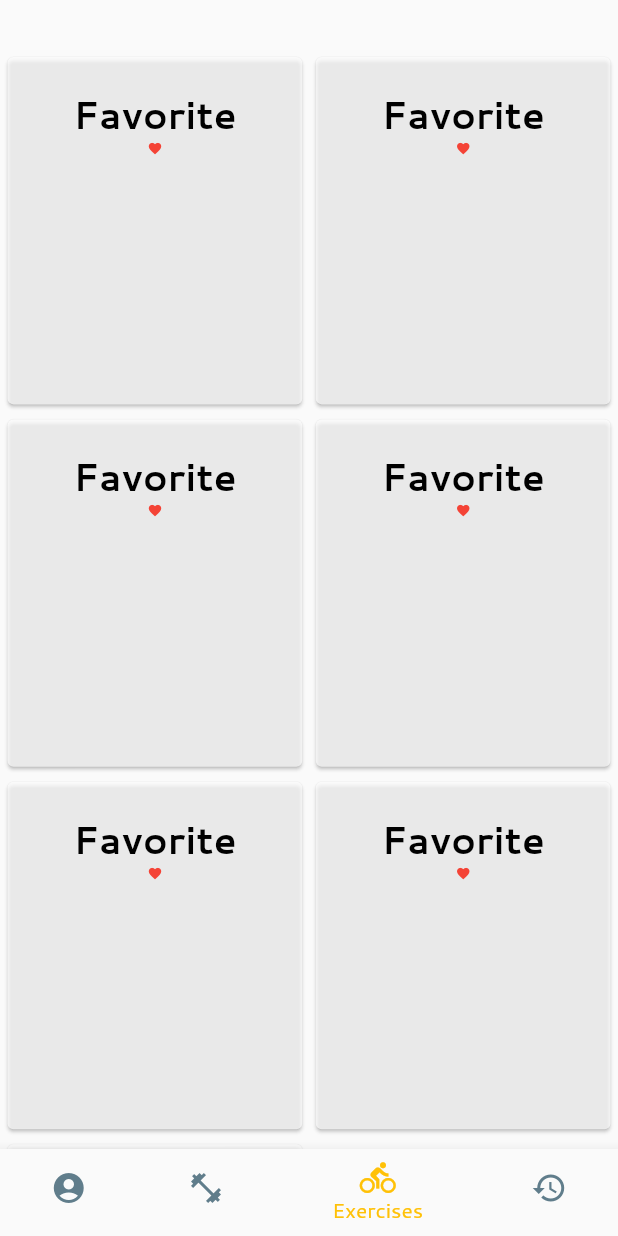
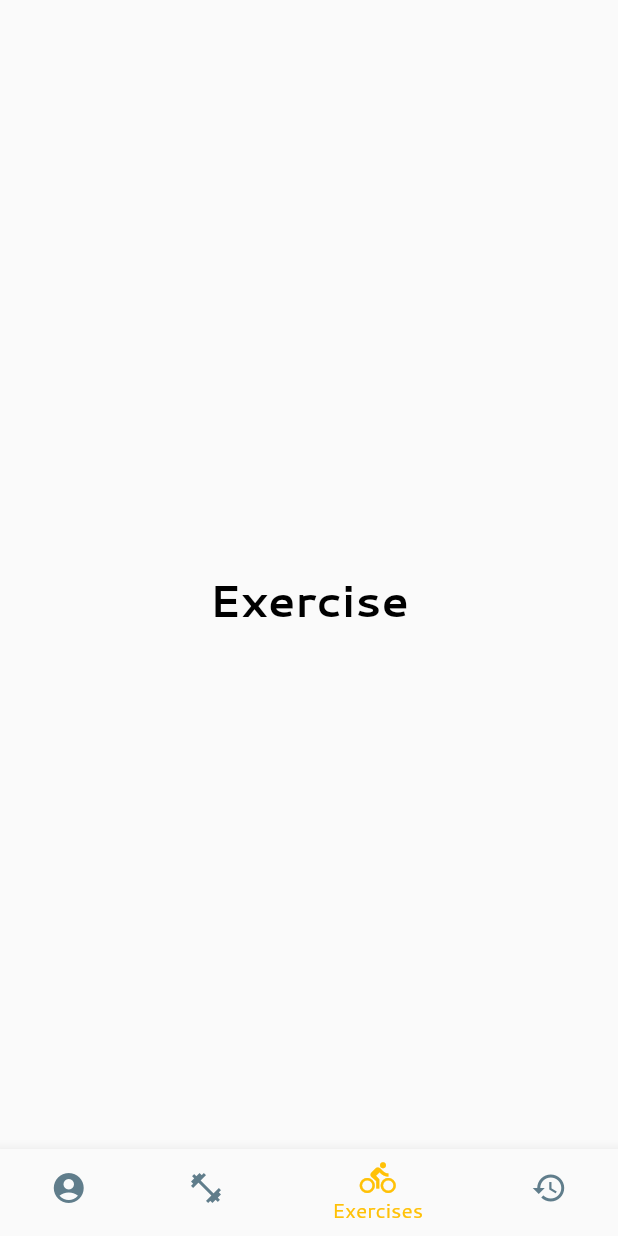
Before and after one commit to tylerreece22/workout-tracking-essentials, a Flutter app: the screen it shows after launch, item 3 of the bottom bar chosen, on a phone screen of 412 x 824 dp. Run offline on Flutter 3.47's test engine with Material 2 defaults, Android fonts, the phone set to English and light mode, and no system bars.

Commit message:
Formatting and clean up

```diff
--- a/lib/exercise/ExerciseHome.dart
+++ b/lib/exercise/ExerciseHome.dart
@@ -1,5 +1,4 @@
 import 'package:flutter/material.dart';
-import 'package:workout_tracking_essentials/genericWidgets/MyCard.dart';
 
 class ExerciseHome extends StatelessWidget {
   ExerciseHome({this.style}) : super();
@@ -8,72 +7,9 @@ class ExerciseHome extends StatelessWidget {
   @override
   Widget build(BuildContext context) {
     return Scaffold(
-      body: GridView.count(
-        primary: true,
-        padding: const EdgeInsets.all(1.0),
-        crossAxisCount: 2,
-        childAspectRatio: 0.85,
-        mainAxisSpacing: 1.0,
-        crossAxisSpacing: 1.0,
-        children: <Widget>[
-          new MyCard(
-              // Setup the text
-              title: new Text(
-                "Favorite",
-                style: TextStyle(fontSize: 25, fontWeight: FontWeight.bold),
-              ),
-              // Setup the icon
-              icon: new Icon(Icons.favorite, size: 10, color: Colors.red)),
-          new MyCard(
-              // Setup the text
-              title: new Text(
-                "Favorite",
-                style: TextStyle(fontSize: 25, fontWeight: FontWeight.bold),
-              ),
-              // Setup the icon
-              icon: new Icon(Icons.favorite, size: 10, color: Colors.red)),
-          new MyCard(
-              // Setup the text
-              title: new Text(
-                "Favorite",
-                style: TextStyle(fontSize: 25, fontWeight: FontWeight.bold),
-              ),
-              // Setup the icon
-              icon: new Icon(Icons.favorite, size: 10, color: Colors.red)),
-          new MyCard(
-              // Setup the text
-              title: new Text(
-                "Favorite",
-                style: TextStyle(fontSize: 25, fontWeight: FontWeight.bold),
-              ),
-              // Setup the icon
-              icon: new Icon(Icons.favorite, size: 10, color: Colors.red)),
-          new MyCard(
-              // Setup the text
-              title: new Text(
-                "Favorite",
-                style: TextStyle(fontSize: 25, fontWeight: FontWeight.bold),
-              ),
-              // Setup the icon
-              icon: new Icon(Icons.favorite, size: 10, color: Colors.red)),
-          new MyCard(
-              // Setup the text
-              title: new Text(
-                "Favorite",
-                style: TextStyle(fontSize: 25, fontWeight: FontWeight.bold),
-              ),
-              // Setup the icon
-              icon: new Icon(Icons.favorite, size: 10, color: Colors.red)),
-          new MyCard(
-              // Setup the text
-              title: new Text(
-                "Favorite",
-                style: TextStyle(fontSize: 25, fontWeight: FontWeight.bold),
-              ),
-              // Setup the icon
-              icon: new Icon(Icons.favorite, size: 10, color: Colors.red)),
-        ],
-      ),
+          body: Center(
+            child: Text('Exercise', style: TextStyle(fontSize: 30.0, fontWeight: FontWeight.bold)),
+          )
     );
   }
 }
--- a/lib/genericWidgets/ExerciseCard.dart
+++ b/lib/genericWidgets/ExerciseCard.dart
@@ -12,7 +12,8 @@ class ExerciseCard extends StatelessWidget {
     return workouts
         .map((workout) => new Row(
               children: <Widget>[
-                Padding(padding: EdgeInsets.only(left: 10.0), child: Text(workout)),
+                Padding(
+                    padding: EdgeInsets.only(left: 10.0), child: Text(workout)),
               ],
             ))
         .toList();
@@ -28,6 +29,8 @@ class ExerciseCard extends StatelessWidget {
                 shape: RoundedRectangleBorder(
                   borderRadius: BorderRadius.circular(15.0),
                 ),
+                child: InkWell(
+                  onTap: () => {},
                   child: Column(
                     crossAxisAlignment: CrossAxisAlignment.center,
                     children: <Widget>[
@@ -38,7 +41,8 @@ class ExerciseCard extends StatelessWidget {
                               padding: EdgeInsets.only(top: 3.0, bottom: 3.0),
                               child: Text(title,
                                   style: TextStyle(
-                              fontSize: 20.0, fontWeight: FontWeight.bold))),
+                                      fontSize: 20.0,
+                                      fontWeight: FontWeight.bold))),
                         ],
                       ),
                       ...workoutList(),
@@ -57,6 +61,6 @@ class ExerciseCard extends StatelessWidget {
                       ),
                     ],
                   ),
-        )));
+                ))));
   }
 }
--- a/lib/genericWidgets/MyCard.dart
+++ /dev/null
@@ -1,24 +0,0 @@
-import 'package:flutter/material.dart';
-
-class MyCard extends StatelessWidget {
-  final Widget icon;
-  final Widget title;
-
-  // Constructor. {} here denote that they are optional values i.e you can use as: new MyCard()
-  MyCard({this.title, this.icon});
-
-  @override
-  Widget build(BuildContext context) {
-    return new Container(
-      padding: const EdgeInsets.only(bottom: 1.0),
-      child: new Card(
-        child: new Container(
-          padding: const EdgeInsets.all(20.0),
-          child: new Column(
-            children: <Widget>[this.title, this.icon],
-          ),
-        ),
-      ),
-    );
-  }
-}
```
Lines whose indentation alone changed are shown as unchanged.
